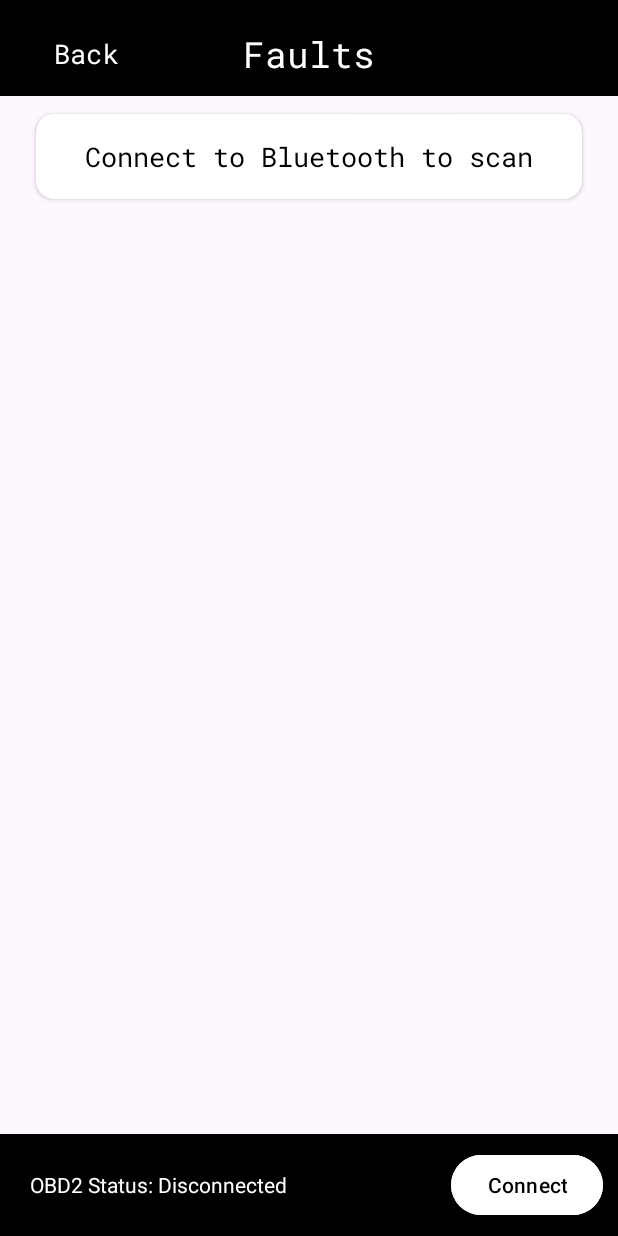
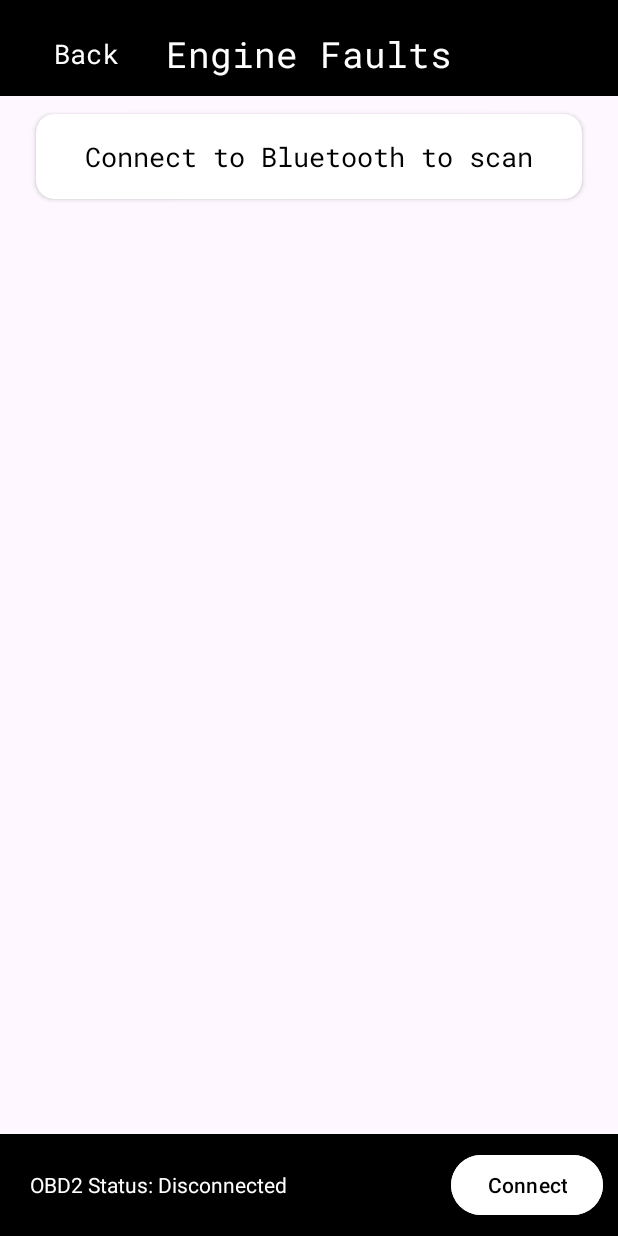
Before and after one commit to Erik-Mahej/VMSOBD2, an Android app: the EngineFaults screen opened directly, with no data from a screen before it, on a phone screen of 412 x 824 dp. Run offline under Robolectric (Android 15) with nearby library versions, the phone set to English and light mode, and no system bars.

Commit message:
Zacatek migrace strings do strings.xml

```diff
--- a/app/src/main/res/layout/activity_engine_faults.xml
+++ b/app/src/main/res/layout/activity_engine_faults.xml
@@ -24,7 +24,7 @@
         android:layout_height="wrap_content"
         android:fontFamily="@font/roboto"
         android:gravity="center"
-        android:text="Faults"
+        android:text="@string/engine_faults_title"
         android:textColor="@color/white"
         android:textSize="24sp"
         app:layout_constraintTop_toTopOf="@id/toolbar"
@@ -39,7 +39,7 @@
         android:layout_height="wrap_content"
         android:fontFamily="@font/roboto"
         android:onClick="goBack"
-        android:text="Back"
+        android:text="@string/back"
         android:textColor="@color/white"
         android:textSize="18sp"
         android:backgroundTint="@color/black"
@@ -83,7 +83,7 @@
                         android:id="@+id/status"
                         android:layout_width="wrap_content"
                         android:layout_height="wrap_content"
-                        android:text="Your Fault Codes:"
+                        android:text="@string/your_fault_codes"
                         android:textColor="@color/textcolor"
                         android:textSize="18sp"
                         android:fontFamily="@font/roboto" />
@@ -98,7 +98,7 @@
         android:visibility="invisible"
         android:layout_width="0dp"
         android:layout_height="wrap_content"
-        android:text="Scan Faults"
+        android:text="@string/scan_faults"
         android:textColor="@color/textcolor2"
         android:backgroundTint="@color/textcolor"
         android:enabled="false"
--- a/app/src/main/res/values/strings.xml
+++ b/app/src/main/res/values/strings.xml
@@ -1,3 +1,39 @@
 <resources>
     <string name="app_name">VMSOBD2</string>
+    <string name="main_menu_title">VMS OBD2 Scanner</string>
+    <string name="dashboard_title">Dashboard</string>
+    <string name="statistics_title">Statistics</string>
+    <string name="engine_faults_title">Engine Faults</string>
+    <string name="settings_title">Settings</string>
+    <string name="live_data">Live Data</string>
+    <string name="rpm">Engine RPM</string>
+    <string name="speed">Speed</string>
+    <string name="torque">Torque</string>
+    <string name="back">Back</string>
+    <string name="your_fault_codes">Your Fault Codes:</string>
+    <string name="scan_faults">Scan Faults</string>
+    <string name="no_device_chosen">No device chosen</string>
+    <string name="choose_bt_device">Choose Bluetooth Device</string>
+    <string name="car_vin">Car VIN:</string>
+    <string name="car_make_year">Car Make Year:</string>
+    <string name="car_mileage">Car Mileage:</string>
+    <string name="bt_nodevice">OBD2 Status: No Device Selected</string>
+    <string name="toast_nodevice">No device selected. Please select a device in the settings.</string>
+    <string name="bt_denied">OBD2 Status: Permission Denied</string>
+    <string name="allow_in_settings">Bluetooth permission denied. Allow it in the application settings.</string>
+    <string name="bt_disconn">OBD2 Status: Disconnected</string>
+    <string name="bt_disconntg">OBD2 Status: Disconnecting...</string>
+    <string name="bt_conn">OBD2 Status: Connected</string>
+    <string name="bt_conntg">OBD2 Status: Connecting...</string>
+    <string name="disconnect">Disconnect</string>
+    <string name="connect">Connect</string>
+    <string name="bt_conn_fail">OBD2 Status: Connection Failed</string>
+
+
+
+
+
+
+
+
 </resources>
```
Also changed, not shown: app/src/main/java/com/example/vmsobd2/Bluetooth.java (+15 -13 lines), app/src/main/res/layout/activity_appsettings.xml (+4 -4 lines), app/src/main/res/layout/activity_carstatistics.xml (+5 -5 lines), app/src/main/res/layout/activity_dashboard.xml (+6 -6 lines), app/src/main/res/layout/activity_main.xml (+5 -5 lines).
